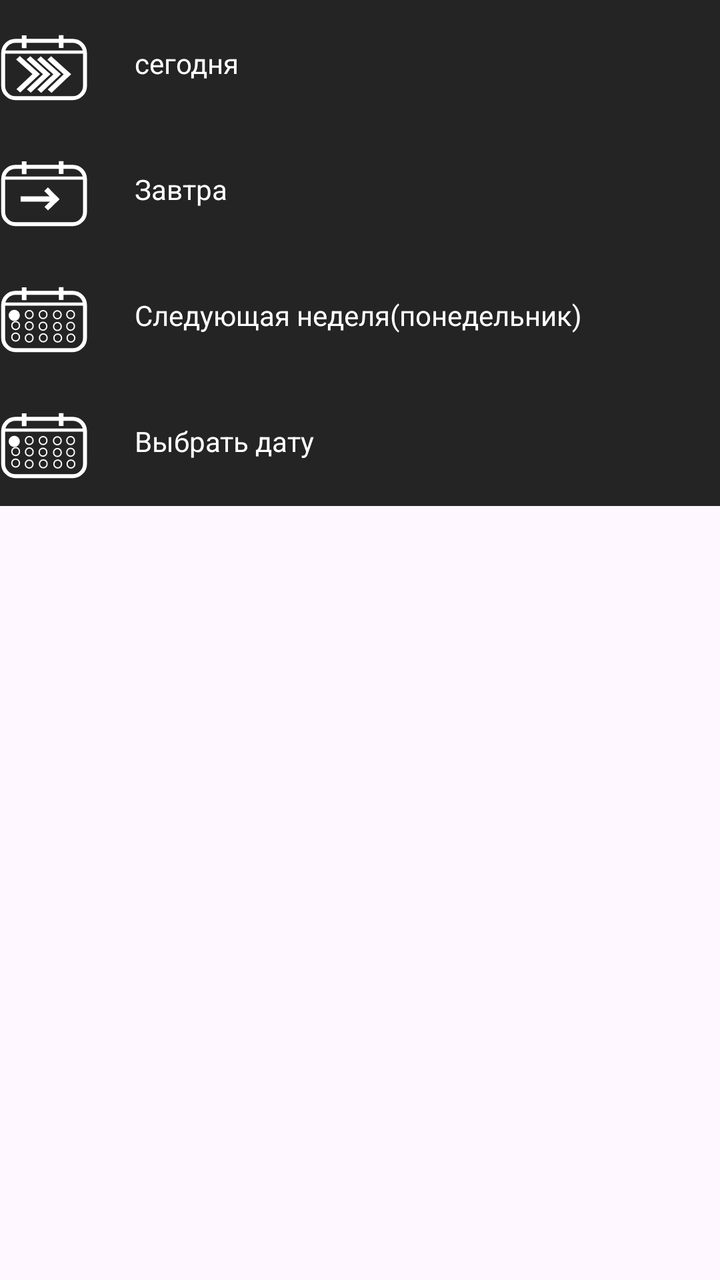
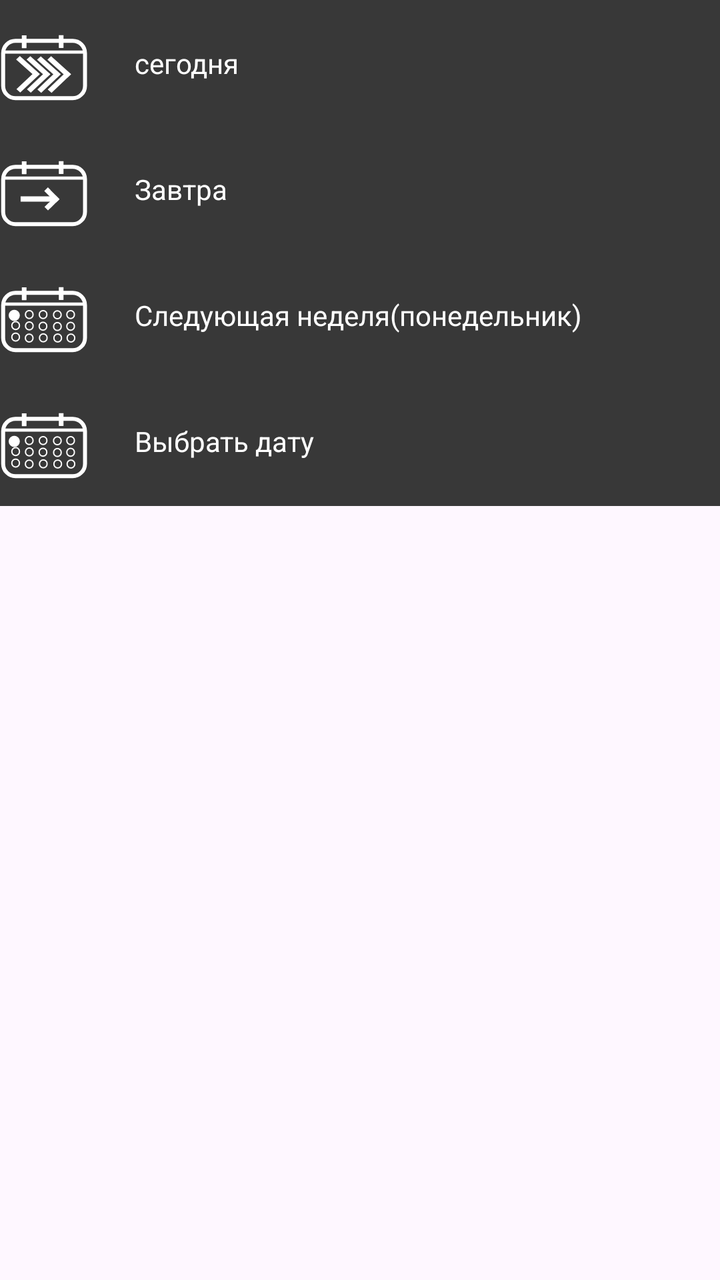

Two renders of the same Android screen: before a commit and after it. Below are the layout's source before the change and the commit's diff.
<!-- AndroidManifest.xml: application theme Theme.TuskMeneger -->
<!-- res/layout/dialog_date_menu2.xml -->
<?xml version="1.0" encoding="utf-8"?>
<androidx.constraintlayout.widget.ConstraintLayout xmlns:android="http://schemas.android.com/apk/res/android"
    xmlns:app="http://schemas.android.com/apk/res-auto"
    android:layout_width="match_parent"
    android:layout_height="match_parent">

    <FrameLayout
        android:id="@+id/CalendarFrameImportant"
        android:layout_width="408dp"
        android:layout_height="253dp"
        android:background="#242424"
        android:visibility="visible"
        app:layout_constraintBottom_toTopOf="@+id/frameContainer"
        app:layout_constraintEnd_toEndOf="parent"
        app:layout_constraintStart_toStartOf="parent">

        <androidx.constraintlayout.widget.ConstraintLayout
            android:layout_width="match_parent"
            android:layout_height="match_parent">

            <FrameLayout
                android:id="@+id/todayframe"
                android:layout_width="match_parent"
                android:layout_height="wrap_content"
                android:clickable="true"
                app:layout_constraintStart_toStartOf="parent"
                app:layout_constraintTop_toTopOf="parent">

                <androidx.constraintlayout.widget.ConstraintLayout
                    android:layout_width="match_parent"
                    android:layout_height="match_parent">

                    <ImageView
                        android:id="@+id/imageView8"
                        android:layout_width="91dp"
                        android:layout_height="63dp"
                        app:layout_constraintStart_toStartOf="parent"
                        app:layout_constraintTop_toTopOf="parent"
                        app:srcCompat="@drawable/calendararrow" />

                    <TextView
                        android:id="@+id/textView11"
                        android:layout_width="313dp"
                        android:layout_height="63dp"
                        android:gravity="center_vertical"
                        android:text="сегодня"
                        android:textColor="@color/white"
                        app:layout_constraintStart_toEndOf="@+id/imageView8"
                        app:layout_constraintTop_toTopOf="parent" />
                </androidx.constraintlayout.widget.ConstraintLayout>

            </FrameLayout>

            <FrameLayout
                android:id="@+id/nextdayframe"
                android:layout_width="match_parent"
                android:layout_height="wrap_content"
                android:clickable="true"
                app:layout_constraintStart_toStartOf="parent"
                app:layout_constraintTop_toBottomOf="@+id/todayframe">

                <androidx.constraintlayout.widget.ConstraintLayout
                    android:layout_width="match_parent"
                    android:layout_height="match_parent">

                    <ImageView
                        android:id="@+id/imageView5"
                        android:layout_width="91dp"
                        android:layout_height="63dp"
                        app:layout_constraintStart_toStartOf="parent"
                        app:layout_constraintTop_toTopOf="parent"
                        app:srcCompat="@drawable/calendartoday" />

                    <TextView
                        android:id="@+id/textView13"
                        android:layout_width="313dp"
                        android:layout_height="63dp"
                        android:gravity="center_vertical"
                        android:text="Завтра"
                        android:textColor="@color/white"
                        app:layout_constraintStart_toEndOf="@+id/imageView5"
                        app:layout_constraintTop_toTopOf="parent" />
                </androidx.constraintlayout.widget.ConstraintLayout>

            </FrameLayout>

            <FrameLayout
                android:id="@+id/nextweekframe"
                android:layout_width="match_parent"
                android:layout_height="wrap_content"
                android:clickable="true"
                app:layout_constraintStart_toStartOf="parent"
                app:layout_constraintTop_toBottomOf="@+id/nextdayframe">

                <androidx.constraintlayout.widget.ConstraintLayout
                    android:layout_width="match_parent"
                    android:layout_height="match_parent">

                    <ImageView
                        android:id="@+id/imageView16"
                        android:layout_width="91dp"
                        android:layout_height="63dp"
                        app:layout_constraintStart_toStartOf="parent"
                        app:layout_constraintTop_toTopOf="parent"
                        app:srcCompat="@drawable/calendar" />

                    <TextView
                        android:id="@+id/textView14"
                        android:layout_width="313dp"
                        android:layout_height="63dp"
                        android:gravity="center_vertical"
                        android:text="Следующая неделя(понедельник)"
                        android:textColor="@color/white"
                        app:layout_constraintStart_toEndOf="@+id/imageView16"
                        app:layout_constraintTop_toTopOf="parent" />
                </androidx.constraintlayout.widget.ConstraintLayout>

            </FrameLayout>

            <FrameLayout
                android:id="@+id/setdateframe"
                android:layout_width="match_parent"
                android:layout_height="wrap_content"
                android:clickable="true"
                app:layout_constraintStart_toStartOf="parent"
                app:layout_constraintTop_toBottomOf="@+id/nextweekframe">

                <androidx.constraintlayout.widget.ConstraintLayout
                    android:layout_width="match_parent"
                    android:layout_height="match_parent">

                    <ImageView
                        android:id="@+id/imageView17"
                        android:layout_width="91dp"
                        android:layout_height="63dp"
                        app:layout_constraintStart_toStartOf="parent"
                        app:layout_constraintTop_toTopOf="parent"
                        app:srcCompat="@drawable/calendar" />

                    <TextView
                        android:id="@+id/textView15"
                        android:layout_width="313dp"
                        android:layout_height="63dp"
                        android:gravity="center_vertical"
                        android:text="Выбрать дату"
                        android:textColor="@color/white"
                        app:layout_constraintStart_toEndOf="@+id/imageView17"
                        app:layout_constraintTop_toTopOf="parent" />
                </androidx.constraintlayout.widget.ConstraintLayout>


            </FrameLayout>
        </androidx.constraintlayout.widget.ConstraintLayout>
    </FrameLayout>
</androidx.constraintlayout.widget.ConstraintLayout>
<!-- resources referenced by this layout -->
<resources>
  <color name="white">#FFFFFFFF</color>
  <!-- drawable calendar: vector/xml drawable (drawable, 5956 chars, omitted) -->
  <!-- drawable calendararrow: vector/xml drawable (drawable, 3626 chars, omitted) -->
  <!-- drawable calendartoday: vector/xml drawable (drawable, 2453 chars, omitted) -->
  <style name="Theme.TuskMeneger" parent="Base.Theme.TuskMeneger" />
  <style name="Base.Theme.TuskMeneger" parent="Theme.Material3.DayNight.NoActionBar">
          
          
      </style>
</resources>

<!-- the commit's change to res/layout/dialog_date_menu2.xml (unified diff, before → after) -->
@@ -8,11 +8,11 @@
         android:id="@+id/CalendarFrameImportant"
         android:layout_width="408dp"
         android:layout_height="253dp"
-        android:background="#242424"
+        android:background="#383838"
         android:visibility="visible"
-        app:layout_constraintBottom_toTopOf="@+id/frameContainer"
         app:layout_constraintEnd_toEndOf="parent"
-        app:layout_constraintStart_toStartOf="parent">
+        app:layout_constraintStart_toStartOf="parent"
+        app:layout_constraintTop_toTopOf="parent">
 
         <androidx.constraintlayout.widget.ConstraintLayout
             android:layout_width="match_parent"
